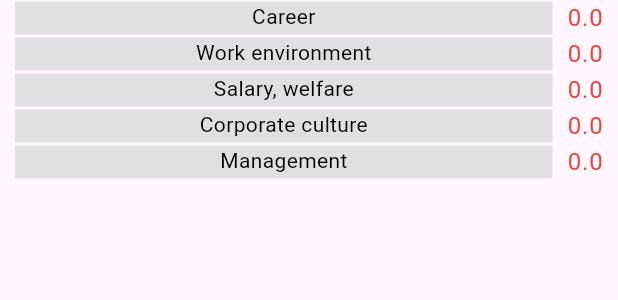
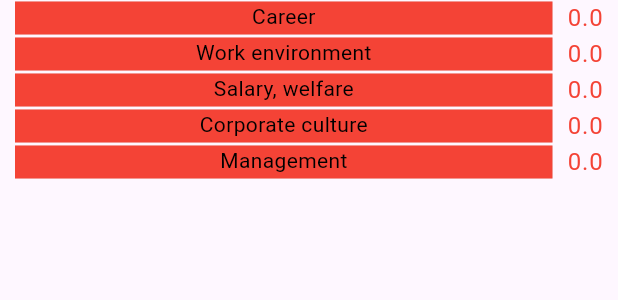
Before and after one commit to jhh78/bw_company, a Flutter app: the CorporateBarChart widget shown alone on an empty page, opened directly, on a phone screen of 412 x 824 dp. Shown: the top 300 px of the screen. Run offline on Flutter 3.47's test engine with Material 3 defaults, Android fonts, the phone set to English and light mode, and no system bars; our stand-ins replace device_info_plus, flutter_dotenv, flutter_html, flutter_rating_bar, flutter_svg, get and 7 more; accounts and stored records are empty; network calls fail.

Commit message:
1.5.50+50

```diff
--- a/lib/models/collections/company_rating.dart
+++ b/lib/models/collections/company_rating.dart
@@ -12,11 +12,11 @@ class CompanyRating {
   CompanyRating({
     this.id = '',
     this.refCompany = '',
-    this.careerRating = 3.0,
-    this.workingEnvironmentRating = 3.0,
-    this.salaryWelfareRating = 3.0,
-    this.corporateCultureRating = 3.0,
-    this.managementRating = 3.0,
+    this.careerRating = 0,
+    this.workingEnvironmentRating = 0,
+    this.salaryWelfareRating = 0,
+    this.corporateCultureRating = 0,
+    this.managementRating = 0,
   });
 
   factory CompanyRating.fromMap(RecordModel record) {
--- a/lib/widgets/corporate_info/corporate_bar_chart.dart
+++ b/lib/widgets/corporate_info/corporate_bar_chart.dart
@@ -1,3 +1,5 @@
+import 'dart:developer';
+
 import 'package:flutter/material.dart';
 import 'package:flutter_application_1/providers/company_info.dart';
 import 'package:get/get.dart';
@@ -62,13 +64,14 @@ class CorporateBarChart extends StatelessWidget {
     return ListView.builder(
       itemCount: values.length,
       itemBuilder: (context, index) {
+        log('${values[index] == 0} ${values[index] / maxValue} ${values[index]} maxValue: $maxValue');
         return Row(
           children: [
             Expanded(
               child: Stack(
                 children: [
                   LinearProgressIndicator(
-                    value: values[index] / maxValue,
+                    value: values[index] == 0 ? 1 : values[index] / maxValue,
                     backgroundColor: Colors.grey[300],
                     color: getColorForValue(values[index]),
                     minHeight: 22,
--- a/pubspec.yaml
+++ b/pubspec.yaml
@@ -15,7 +15,7 @@ publish_to: "none" # Remove this line if you wish to publish to pub.dev
 # Read more about iOS versioning at
 # https://developer.apple.com/library/archive/documentation/General/Reference/InfoPlistKeyReference/Articles/CoreFoundationKeys.h used as the major, minor, and patch parts
 # of the product and file versions while build-number is used as the build suffix.
-version: 1.5.47+48
+version: 1.5.50+50
 
 environment:
   sdk: ">=3.3.1 <4.0.0"
```
Also changed, not shown: lib/screens/corporate_info.dart (+0 -25 lines), lib/widgets/corporate_info/corporate_comments.dart (+27 -0 lines), pubspec.lock, 1 other file.
